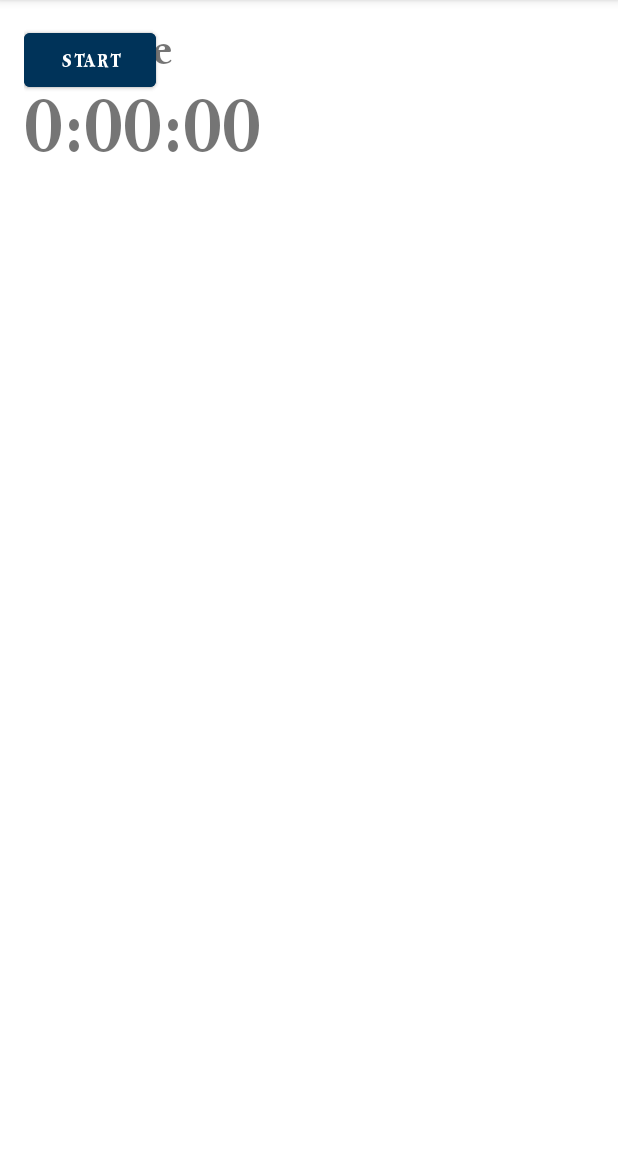
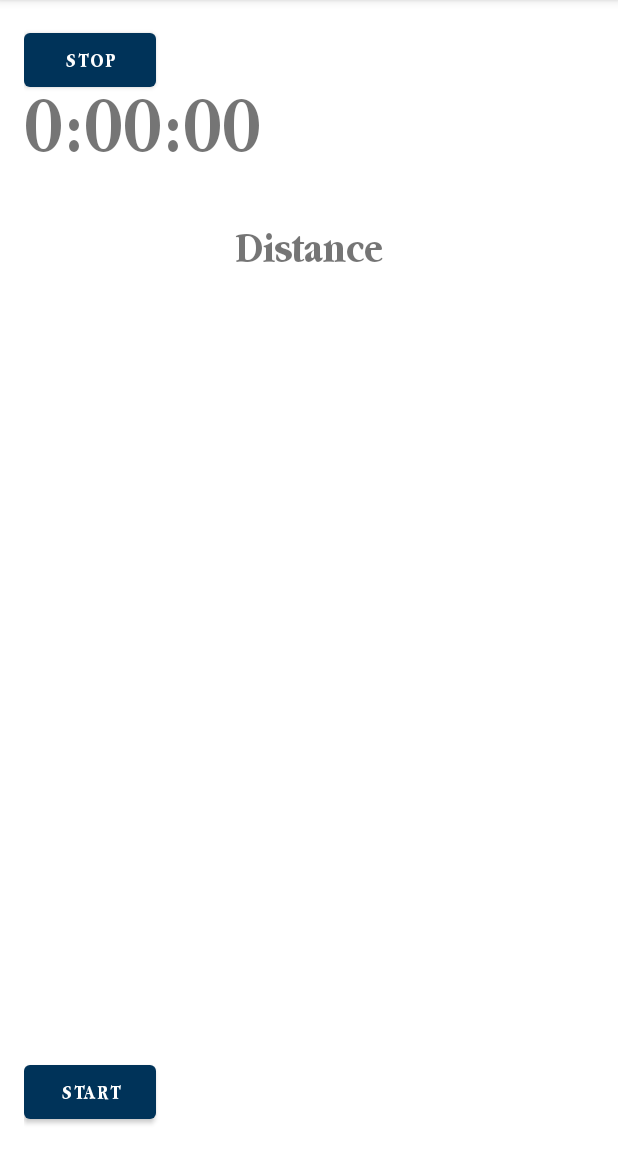
Before and after one commit to sutanto5/RunBuddies, an Android app: the StartRunActivity screen opened directly, with no data from a screen before it, on a phone screen of 412 x 824 dp, the part 84-1236 px from its top. Run offline under Robolectric (Android 15) with nearby library versions, the phone set to English and light mode, and no system bars.

Commit message:
stopwatch kinda works

```diff
--- a/app/src/main/res/layout/activity_start_run.xml
+++ b/app/src/main/res/layout/activity_start_run.xml
@@ -16,7 +16,7 @@
         android:layout_marginTop="36dp"
         android:textSize="56sp"
         app:layout_constraintTop_toTopOf="parent"
-        tools:layout_editor_absoluteX="137dp"
+        tools:layout_editor_absoluteX="127dp"
         tools:text="00:00" />
 
     <TextView
@@ -25,16 +25,19 @@
         android:layout_height="wrap_content"
         android:layout_below="@+id/time_view"
         android:layout_centerHorizontal="true"
+        android:layout_marginTop="132dp"
         android:gravity="center"
         android:text="Distance"
         android:textSize="30sp"
-        tools:layout_editor_absoluteX="142dp"
-        tools:layout_editor_absoluteY="115dp" />
+        app:layout_constraintEnd_toEndOf="parent"
+        app:layout_constraintStart_toStartOf="parent"
+        app:layout_constraintTop_toTopOf="parent" />
 
     <Button
         android:id="@+id/stopButton"
         android:layout_width="wrap_content"
         android:layout_height="wrap_content"
+        android:onClick="onClickStop"
         android:text="Stop"
         tools:layout_editor_absoluteX="257dp"
         tools:layout_editor_absoluteY="452dp" />
@@ -45,9 +48,10 @@
         android:layout_height="wrap_content"
         android:layout_below="@id/distanceTV"
         android:layout_centerHorizontal="true"
+        android:onClick="onClickStart"
         android:text="Start"
-        tools:layout_editor_absoluteX="42dp"
-        tools:layout_editor_absoluteY="455dp" />
+        app:layout_constraintBottom_toBottomOf="parent"
+        app:layout_constraintStart_toStartOf="parent" />
 
 
 </androidx.constraintlayout.widget.ConstraintLayout>
```
